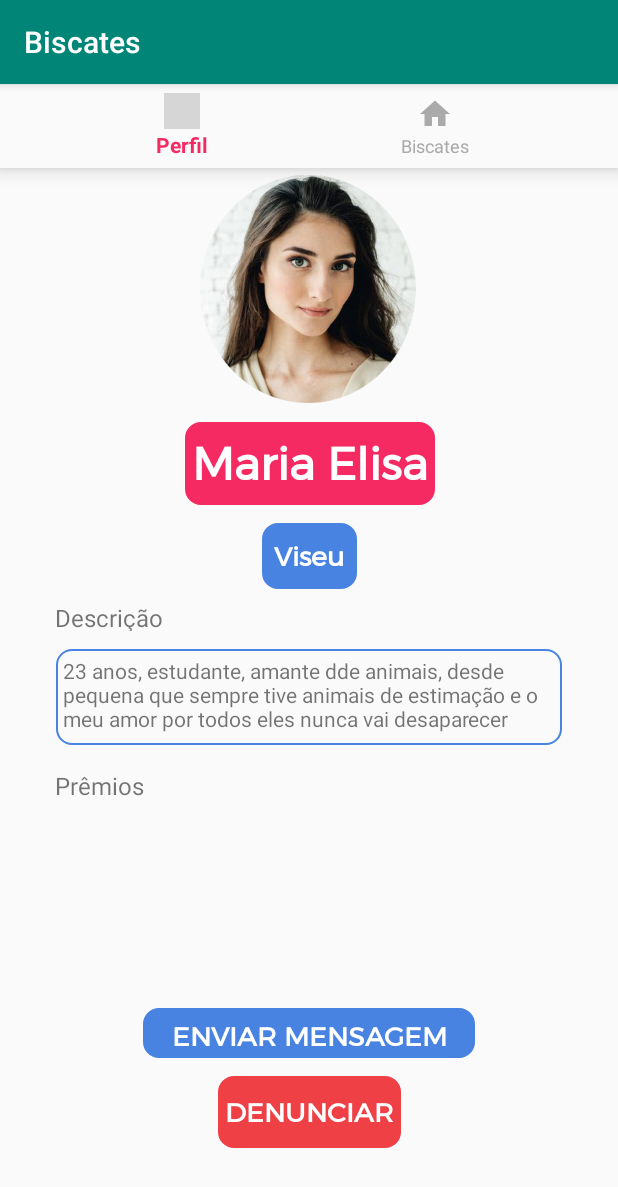
After one commit to Diaj3/Biscates_AndroidApp, an Android app: the SellerProfileActivity screen opened directly, with no data from a screen before it, on a phone screen of 412 x 824 dp. The commit adds this screen. Shown: the top 1187 px of the screen. Run offline under Robolectric (Android 15) with nearby library versions, the phone set to English and light mode, and no system bars; Roboto replaces fonts that are not available here; grey boxes are pictures that could not be loaded.

Commit message:
Profile do criador do biscate feito

```diff
--- a/app/src/main/AndroidManifest.xml
+++ b/app/src/main/AndroidManifest.xml
@@ -11,6 +11,7 @@
         android:roundIcon="@mipmap/ic_launcher_round"
         android:supportsRtl="true"
         android:theme="@style/AppTheme">
+        <activity android:name=".SellerProfileActivity"></activity>
         <activity android:name=".RegisterActivity" />
         <activity android:name=".AppIntroActivity">
             <intent-filter>
@@ -31,6 +32,7 @@
             <intent-filter>
                 <action android:name="android.intent.action.MAIN" />
                 <action android:name="android.intent.action.VIEW" />
+
                 <category android:name="android.intent.category.DEFAULT" />
             </intent-filter>
         </activity>
--- a/app/src/main/java/com/example/biscates/PerfilActivity.java
+++ b/app/src/main/java/com/example/biscates/PerfilActivity.java
@@ -10,17 +10,11 @@ import android.support.annotation.NonNull;
 import android.support.v7.widget.LinearLayoutManager;
 import android.support.v7.widget.RecyclerView;
 import android.view.MenuItem;
-import android.view.MotionEvent;
 import android.view.View;
 import android.widget.Button;
-import android.widget.TextView;
-import android.widget.Toast;
 
 import com.example.biscates.models.Biscates;
-import com.example.biscates.models.User;
 import com.google.firebase.auth.FirebaseAuth;
-
-import org.w3c.dom.Text;
 
 import java.util.ArrayList;
 
@@ -69,7 +63,7 @@ public class PerfilActivity extends AppCompatActivity {
         });
         // Logout
         firebaseAuth = FirebaseAuth.getInstance();
-        Button logoutbtn = findViewById(R.id.endSession);
+        Button logoutbtn = findViewById(R.id.message);
         logoutbtn.setOnClickListener(new View.OnClickListener() {
             @Override
             public void onClick(View v) {
--- /dev/null
+++ b/app/src/main/java/com/example/biscates/SellerProfileActivity.java
@@ -0,0 +1,13 @@
+package com.example.biscates;
+
+import android.support.v7.app.AppCompatActivity;
+import android.os.Bundle;
+
+public class SellerProfileActivity extends AppCompatActivity {
+
+    @Override
+    protected void onCreate(Bundle savedInstanceState) {
+        super.onCreate(savedInstanceState);
+        setContentView(R.layout.activity_seller_profile);
+    }
+}
--- a/app/src/main/res/layout/activity_perfil.xml
+++ b/app/src/main/res/layout/activity_perfil.xml
@@ -90,7 +90,7 @@
                 app:srcCompat="@drawable/def_user" />
 
             <Button
-                android:id="@+id/endSession"
+                android:id="@+id/message"
                 android:layout_width="wrap_content"
                 android:layout_height="wrap_content"
                 android:background="@drawable/border"
@@ -114,7 +114,7 @@
                 android:layout_marginTop="8dp"
                 android:layout_marginBottom="75dp"
                 android:fontFamily="@font/montserrat"
-                app:layout_constraintBottom_toTopOf="@+id/endSession"
+                app:layout_constraintBottom_toTopOf="@+id/message"
                 app:layout_constraintStart_toStartOf="parent"
                 app:layout_constraintTop_toBottomOf="@+id/descript2"
                 app:layout_constraintVertical_bias="0.057">
--- /dev/null
+++ b/app/src/main/res/layout/activity_seller_profile.xml
@@ -0,0 +1,226 @@
+<?xml version="1.0" encoding="utf-8"?>
+<android.support.constraint.ConstraintLayout xmlns:android="http://schemas.android.com/apk/res/android"
+    xmlns:app="http://schemas.android.com/apk/res-auto"
+    xmlns:tools="http://schemas.android.com/tools"
+    android:id="@+id/container"
+    android:layout_width="match_parent"
+    android:layout_height="match_parent"
+    tools:context=".SellerProfileActivity">
+
+    <ScrollView
+        android:id="@+id/scrollView3"
+        android:layout_width="match_parent"
+        android:layout_height="match_parent"
+        android:layout_marginTop="56dp"
+        app:layout_constraintTop_toBottomOf="@+id/nav_view"
+        tools:layout_editor_absoluteX="0dp">
+
+        <android.support.constraint.ConstraintLayout
+            android:layout_width="match_parent"
+            android:layout_height="wrap_content"
+            app:layout_constraintEnd_toEndOf="parent"
+            app:layout_constraintStart_toStartOf="parent">
+            <Button
+                android:id="@+id/message2"
+                android:layout_width="wrap_content"
+                android:layout_height="wrap_content"
+                android:layout_marginStart="8dp"
+                android:layout_marginLeft="8dp"
+                android:layout_marginEnd="8dp"
+                android:layout_marginRight="8dp"
+                android:layout_marginBottom="16dp"
+                android:background="@drawable/border"
+                android:fontFamily="@font/montserrat"
+                android:text="Denunciar"
+                android:textColor="#ffffff"
+                android:textSize="18dp"
+                android:textStyle="bold"
+                app:backgroundTint="#ef4046"
+                app:layout_constraintBottom_toBottomOf="parent"
+                app:layout_constraintEnd_toEndOf="parent"
+                app:layout_constraintStart_toStartOf="parent" />
+
+            <ImageView
+                android:id="@+id/imageView8"
+                android:layout_width="88dp"
+                android:layout_height="88dp"
+                android:layout_marginStart="44dp"
+                android:layout_marginLeft="44dp"
+                android:layout_marginBottom="36dp"
+                app:layout_constraintBottom_toTopOf="@+id/message"
+                app:layout_constraintStart_toStartOf="parent"
+                tools:srcCompat="@drawable/pets" />
+
+            <TextView
+                android:id="@+id/textView4"
+                android:layout_width="78dp"
+                android:layout_height="20dp"
+                android:layout_marginStart="8dp"
+                android:layout_marginLeft="8dp"
+                android:layout_marginEnd="8dp"
+                android:layout_marginRight="8dp"
+                android:layout_marginBottom="12dp"
+                android:text="Descrição"
+                android:textSize="16sp"
+                app:layout_constraintBottom_toTopOf="@+id/textView3"
+                app:layout_constraintEnd_toEndOf="parent"
+                app:layout_constraintHorizontal_bias="0.091"
+                app:layout_constraintStart_toStartOf="parent" />
+
+            <TextView
+                android:id="@+id/cidadePerfil"
+                android:layout_width="wrap_content"
+                android:layout_height="wrap_content"
+
+                android:layout_marginStart="8dp"
+                android:layout_marginLeft="8dp"
+                android:layout_marginEnd="8dp"
+                android:layout_marginRight="8dp"
+
+                android:layout_marginBottom="8dp"
+                android:background="@drawable/border"
+                android:fontFamily="@font/montserrat"
+                android:gravity="center"
+                android:padding="8dp"
+                android:text="Viseu"
+                android:textColor="#ffffff"
+                android:textSize="18dp"
+                android:textStyle="bold"
+                app:backgroundTint="#4883e2"
+                app:layout_constraintBottom_toTopOf="@+id/textView4"
+                app:layout_constraintEnd_toEndOf="parent"
+                app:layout_constraintStart_toStartOf="parent" />
+
+            <ImageView
+                android:id="@+id/imageView3"
+                android:layout_width="144dp"
+                android:layout_height="161dp"
+                android:layout_marginStart="8dp"
+                android:layout_marginLeft="8dp"
+                android:layout_marginTop="8dp"
+                android:layout_marginEnd="8dp"
+                android:layout_marginRight="8dp"
+                android:layout_marginBottom="8dp"
+                app:layout_constraintBottom_toTopOf="@+id/namePerfil"
+                app:layout_constraintEnd_toEndOf="parent"
+                app:layout_constraintHorizontal_bias="0.498"
+                app:layout_constraintStart_toStartOf="parent"
+                app:layout_constraintVertical_bias="0.904"
+                app:srcCompat="@drawable/womanprofile" />
+
+            <Button
+                android:id="@+id/message"
+                android:layout_width="221dp"
+                android:layout_height="33dp"
+                android:layout_marginStart="8dp"
+                android:layout_marginLeft="8dp"
+                android:layout_marginEnd="8dp"
+                android:layout_marginRight="8dp"
+                android:layout_marginBottom="12dp"
+                android:background="@drawable/border"
+                android:fontFamily="@font/montserrat"
+                android:text="enviar mensagem"
+                android:textColor="#ffffff"
+                android:textSize="18dp"
+                android:textStyle="bold"
+                app:backgroundTint="#4883e2"
+                app:layout_constraintBottom_toTopOf="@+id/message2"
+                app:layout_constraintEnd_toEndOf="parent"
+                app:layout_constraintStart_toStartOf="parent" />
+
+            <TextView
+                android:id="@+id/namePerfil"
+                android:layout_width="wrap_content"
+                android:layout_height="wrap_content"
+                android:layout_marginStart="8dp"
+                android:layout_marginLeft="8dp"
+                android:layout_marginEnd="8dp"
+                android:layout_marginRight="8dp"
+                android:layout_marginBottom="12dp"
+                android:background="@drawable/border"
+                android:fontFamily="@font/montserrat"
+                android:gravity="center|center_vertical"
+                android:text="Maria Elisa"
+                android:textAppearance="@style/TextAppearance.AppCompat.Large"
+                android:textColor="#ffffff"
+                android:textSize="30dp"
+                android:textStyle="bold"
+                app:backgroundTint="#FFF52A62"
+                app:layout_constraintBottom_toTopOf="@+id/cidadePerfil"
+                app:layout_constraintEnd_toEndOf="parent"
+                app:layout_constraintHorizontal_bias="0.502"
+                app:layout_constraintStart_toStartOf="parent" />
+
+            <TextView
+                android:id="@+id/textView2"
+                android:layout_width="78dp"
+                android:layout_height="27dp"
+                android:layout_marginStart="8dp"
+                android:layout_marginLeft="8dp"
+                android:layout_marginEnd="8dp"
+                android:layout_marginRight="8dp"
+                android:layout_marginBottom="8dp"
+                android:text="Prêmios"
+                android:textSize="16sp"
+                app:layout_constraintBottom_toTopOf="@+id/imageView8"
+                app:layout_constraintEnd_toEndOf="parent"
+                app:layout_constraintHorizontal_bias="0.091"
+                app:layout_constraintStart_toStartOf="parent" />
+
+            <TextView
+                android:id="@+id/textView3"
+                android:layout_width="337dp"
+                android:layout_height="64dp"
+                android:layout_marginStart="8dp"
+                android:layout_marginLeft="8dp"
+                android:layout_marginEnd="8dp"
+                android:layout_marginRight="8dp"
+                android:layout_marginBottom="16dp"
+                android:background="@drawable/border"
+                android:text="23 anos, estudante, amante dde animais, desde pequena que sempre tive animais de estimação e o meu amor por todos eles nunca vai desaparecer"
+                app:layout_constraintBottom_toTopOf="@+id/textView2"
+                app:layout_constraintEnd_toEndOf="parent"
+                app:layout_constraintStart_toStartOf="parent" />
+
+            <ImageView
+                android:id="@+id/imageView6"
+                android:layout_width="88dp"
+                android:layout_height="88dp"
+                android:layout_marginStart="8dp"
+                android:layout_marginLeft="8dp"
+                android:layout_marginEnd="8dp"
+                android:layout_marginRight="8dp"
+                android:layout_marginBottom="36dp"
+                app:layout_constraintBottom_toTopOf="@+id/message"
+                app:layout_constraintEnd_toEndOf="parent"
+                app:layout_constraintHorizontal_bias="0.098"
+                app:layout_constraintStart_toEndOf="@+id/imageView7"
+                tools:srcCompat="@drawable/bird" />
+
+            <ImageView
+                android:id="@+id/imageView7"
+                android:layout_width="88dp"
+                android:layout_height="88dp"
+                android:layout_marginStart="16dp"
+                android:layout_marginLeft="16dp"
+                android:layout_marginBottom="36dp"
+                app:layout_constraintBottom_toTopOf="@+id/message"
+                app:layout_constraintStart_toEndOf="@+id/imageView8"
+                tools:srcCompat="@drawable/time" />
+        </android.support.constraint.ConstraintLayout>
+    </ScrollView>
+
+    <android.support.design.widget.BottomNavigationView
+        android:id="@+id/nav_view"
+        android:layout_width="0dp"
+        android:layout_height="wrap_content"
+        android:background="?android:attr/windowBackground"
+        app:itemIconTint="@color/bnv_tab_item_foreground"
+        app:itemTextColor="@color/bnv_tab_item_foreground"
+        app:layout_constraintHorizontal_bias="0.0"
+        app:layout_constraintLeft_toLeftOf="parent"
+        app:layout_constraintRight_toRightOf="parent"
+        app:layout_constraintTop_toTopOf="parent"
+        app:menu="@menu/bottom_nav_menu" />
+
+</android.support.constraint.ConstraintLayout>
```
Also changed, not shown: app/src/main/res/drawable/bird.png (added), app/src/main/res/drawable/car.png (added), app/src/main/res/drawable/gardening.png (added), app/src/main/res/drawable/pets.png (added), app/src/main/res/drawable/tech.png (added), app/src/main/res/drawable/time.png (added), app/src/main/res/drawable/womanprofile.png (added).
